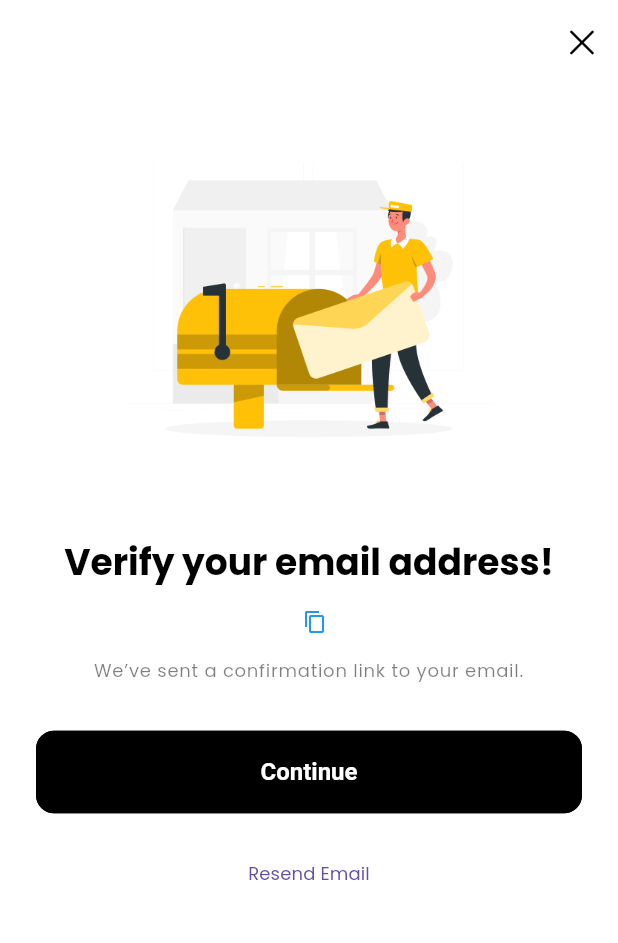
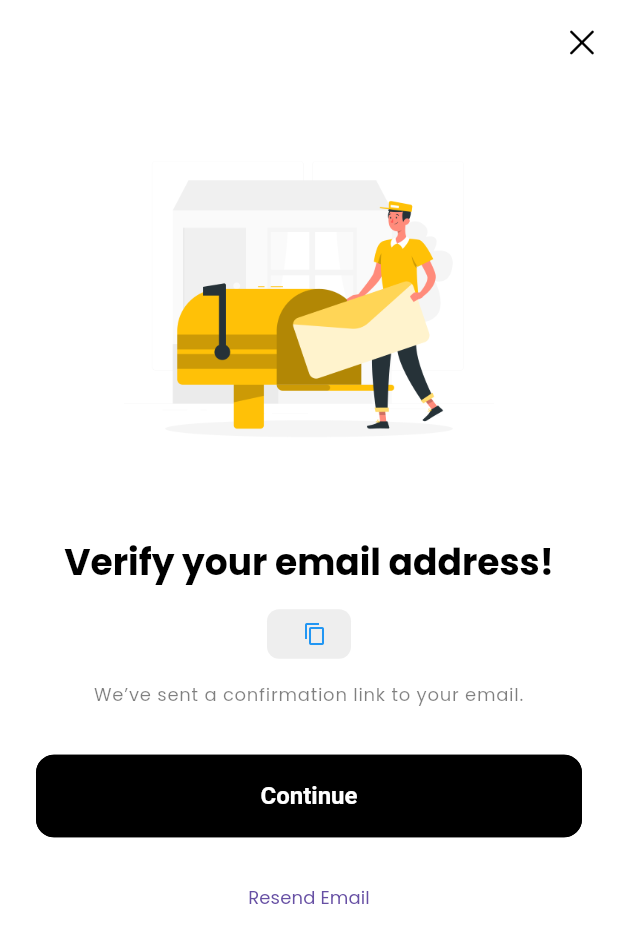
Before and after one commit to Savindu2001/airsolo_main, a Flutter app: the VerifyEmailScreen screen opened directly with empty values, on a phone screen of 412 x 824 dp. Shown: the top 943 px of the screen. Run offline on Flutter 3.47's test engine with Material 3 defaults, Android fonts, the phone set to English and light mode, and no system bars; our stand-ins replace carousel_slider, connectivity_plus, country_picker, firebase_auth, firebase_core, flutter_native_splash and 8 more; accounts and stored records are empty; project files that could hold a hidden picture were left out.

Commit message:
verify email bug fixed

```diff
--- a/lib/config.dart
+++ b/lib/config.dart
@@ -6,7 +6,8 @@ class Config {
   static const String registerEndpoint = '$baseUrl/api/users/register';
   static const String socialLoginEndpoint = '$baseUrl/api/users/social-login';
   static const String forgotPassword = '$baseUrl/api/users/forgot-password';
-  static const String verifyEmail = '$baseUrl/api/users/send-verification-email';
+  static const String verifyEmail = '$baseUrl/api/users/verify-email';
+  static const String verifyEmailCheck = '$baseUrl/api/users/verify-email/check';
 
   // Hostel REST API Endpoints
   static const String getHostelsEndpoint = '$baseUrl/api/hostels';
--- a/lib/features/authentication/screens/signup/verify_email.dart
+++ b/lib/features/authentication/screens/signup/verify_email.dart
@@ -1,4 +1,4 @@
-import 'package:airsolo/utils/popups/full_screen_loader.dart';
+import 'package:airsolo/utils/helpers/network_manager.dart';
 import 'package:flutter/cupertino.dart';
 import 'package:flutter/material.dart';
 import 'package:flutter/services.dart';
@@ -9,6 +9,7 @@ import 'package:airsolo/utils/constants/image_strings.dart';
 import 'package:airsolo/utils/constants/sizes.dart';
 import 'package:airsolo/utils/constants/texts.dart';
 import 'package:airsolo/utils/helpers/helper_functions.dart';
+import 'package:airsolo/utils/popups/loaders.dart';
 
 class VerifyEmailScreen extends StatelessWidget {
   const VerifyEmailScreen({super.key, required this.email});
@@ -19,125 +20,236 @@ class VerifyEmailScreen extends StatelessWidget {
   Widget build(BuildContext context) {
     final controller = Get.put(VerifyEmailController());
     final dark = AHelperFunctions.isDarkMode(context);
+    final textTheme = Theme.of(context).textTheme;
 
-    // Initialize with the provided email
+    // Initialize controller with email and start auto-check
+    WidgetsBinding.instance.addPostFrameCallback((_) {
       controller.setEmail(email);
+      controller.startAutoVerificationCheck();
+    });
 
-    return Scaffold(
+    return PopScope(
+      canPop: false,
+      onPopInvoked: (didPop) async {
+        if (didPop) return;
+        final shouldExit = await showExitConfirmation(context);
+        if (shouldExit) {
+          Get.offAll(() => const LoginScreen());
+        }
+      },
+      child: Scaffold(
         appBar: AppBar(
           automaticallyImplyLeading: false,
           actions: [
             IconButton(
-            onPressed: () => Get.offAll(() => const LoginScreen()),
+              onPressed: () async {
+                final shouldExit = await showExitConfirmation(context);
+                if (shouldExit) {
+                  Get.offAll(() => const LoginScreen());
+                }
+              },
               icon: Icon(
                 CupertinoIcons.clear,
                 color: dark ? Colors.white : Colors.black,
               ),
+              tooltip: 'Close',
             )
           ],
         ),
-      body: SingleChildScrollView(
+        body: SafeArea(
+          child: SingleChildScrollView(
             padding: const EdgeInsets.all(ASizes.defaultSpace),
             child: Column(
+              crossAxisAlignment: CrossAxisAlignment.center,
               children: [
-            // Email verification image
+                // Email verification illustration
                 Image.asset(
                   AImages.verifyEmail,
                   width: AHelperFunctions.screenWidth() * 0.6,
+                  fit: BoxFit.contain,
                 ),
                 const SizedBox(height: ASizes.spaceBtwSections),
 
-            // Headline
+                // Title and subtitle
                 Text(
                   ATexts.confirmEmail,
-              style: Theme.of(context).textTheme.headlineMedium,
+                  style: textTheme.headlineMedium?.copyWith(
+                    fontWeight: FontWeight.w600,
+                  ),
                   textAlign: TextAlign.center,
                 ),
                 const SizedBox(height: ASizes.spaceBtwItems),
 
-            // Email & copy option
-            GestureDetector(
-              onTap: () {
-                Clipboard.setData(ClipboardData(text: email));
-                ScaffoldMessenger.of(context).showSnackBar(
-                  const SnackBar(content: Text('Email copied to clipboard')),
-                );
-              },
-              child: Row(
-                mainAxisAlignment: MainAxisAlignment.center,
-                children: [
-                  Text(
-                    email,
-                    style: Theme.of(context).textTheme.labelLarge,
-                  ),
-                  const SizedBox(width: 8),
-                  Icon(Icons.copy, size: 16, color: Theme.of(context).primaryColor),
-                ],
-              ),
-            ),
-
+                // Email address with copy functionality
+                _EmailCopyWidget(email: email, dark: dark),
                 const SizedBox(height: ASizes.spaceBtwItems),
 
-            // Subtext
+                // Instructions
                 Text(
                   ATexts.confirmEmailSubTitle,
-              style: Theme.of(context).textTheme.labelMedium,
+                  style: textTheme.labelMedium,
                   textAlign: TextAlign.center,
                 ),
                 const SizedBox(height: ASizes.spaceBtwSections),
 
-            // Continue button
-            Obx(() => SizedBox(
-              width: double.infinity,
-              child: ElevatedButton(
-                onPressed: controller.isVerifying.value
-                    ? null
-                    : () => controller.checkEmailVerified(),
-                child: controller.isVerifying.value
-                    ? const SizedBox(
-                        width: 20,
-                        height: 20,
-                        child: CircularProgressIndicator(strokeWidth: 2),
-                      )
-                    : const Text(ATexts.aContinue),
+                // Verification buttons
+                _VerificationButtons(controller: controller),
+              ],
             ),
-            )),
-
-            // Continue button with full-screen loader
-// SizedBox(
-//   width: double.infinity,
-//   child: ElevatedButton(
-//     onPressed: () {
-//       AFullScreenLoader.openLoadingDialog(
-//         'We are processing your information...',
-//         AImages.proccessingDocer,
-//       );
-//       controller.checkEmailVerified();
-//     },
-//     child: const Text(ATexts.aContinue),
-//   ),
-// ),
-
-            const SizedBox(height: ASizes.spaceBtwItems),
-
-            // Resend button with cooldown
-            Obx(() {
-              final canResend = controller.canResend.value;
-              return SizedBox(
-                width: double.infinity,
-                child: TextButton(
-                  onPressed: canResend
-                      ? () => controller.sendEmailVerification()
-                      : null,
-                  child: canResend
-                      ? const Text(ATexts.resendEmail)
-                      : Text('Resend in ${controller.resendCountdown.value}s'),
+          ),
+        ),
       ),
     );
-            }),
+  }
+
+  Future<bool> showExitConfirmation(BuildContext context) async {
+    return await showDialog(
+      context: context,
+      builder: (context) => AlertDialog(
+        title: const Text('Cancel Verification?'),
+        content: const Text('Are you sure you want to cancel email verification?'),
+        actions: [
+          TextButton(
+            onPressed: () => Navigator.of(context).pop(false),
+            child: const Text('No'),
+          ),
+          TextButton(
+            onPressed: () => Navigator.of(context).pop(true),
+            child: const Text('Yes'),
+          ),
         ],
+      ),
+    ) ?? false;
+  }
+}
+
+class _EmailCopyWidget extends StatelessWidget {
+  const _EmailCopyWidget({
+    required this.email,
+    required this.dark,
+  });
+
+  final String email;
+  final bool dark;
+
+  @override
+  Widget build(BuildContext context) {
+    return Tooltip(
+      message: 'Copy to clipboard',
+      child: InkWell(
+        borderRadius: BorderRadius.circular(ASizes.borderRadiusMd),
+        onTap: () {
+          Clipboard.setData(ClipboardData(text: email));
+          ALoaders.successSnackBar(title: 'Copied', message: 'Email address copied to clipboard');
+        },
+        child: Container(
+          padding: const EdgeInsets.symmetric(
+            horizontal: ASizes.md,
+            vertical: ASizes.sm,
+          ),
+          decoration: BoxDecoration(
+            color: dark ? Colors.grey[800] : Colors.grey[200],
+            borderRadius: BorderRadius.circular(ASizes.borderRadiusMd),
+          ),
+          child: Row(
+            mainAxisSize: MainAxisSize.min,
+            children: [
+              Flexible(
+                child: Text(
+                  email,
+                  style: Theme.of(context).textTheme.labelLarge,
+                  overflow: TextOverflow.ellipsis,
+                ),
+              ),
+              const SizedBox(width: ASizes.sm),
+              Icon(
+                Icons.copy,
+                size: 16,
+                color: Theme.of(context).primaryColor,
+              ),
+            ],
+          ),
         ),
       ),
     );
   }
 }
+
+class _VerificationButtons extends StatelessWidget {
+  const _VerificationButtons({
+    required this.controller,
+  });
+
+  final VerifyEmailController controller;
+
+  @override
+  Widget build(BuildContext context) {
+    return Column(
+      children: [
+        // Continue button
+        Obx(() {
+          final isVerifying = controller.isVerifying.value;
+          return SizedBox(
+            width: double.infinity,
+            child: ElevatedButton(
+              onPressed: isVerifying ? null : () async {
+                final isConnected = await NetworkManager.instance.isConnected();
+                if (!isConnected) return;
+                controller.checkEmailVerified();
+              },
+              style: ElevatedButton.styleFrom(
+                padding: const EdgeInsets.symmetric(vertical: ASizes.buttonHeight),
+              ),
+              child: isVerifying
+                  ? const SizedBox(
+                      width: 20,
+                      height: 20,
+                      child: CircularProgressIndicator(
+                        strokeWidth: 2,
+                        color: Colors.white,
+                      ),
+                    )
+                  : const Text(ATexts.aContinue),
+            ),
+          );
+        }),
+        const SizedBox(height: ASizes.spaceBtwItems),
+
+        // Resend email button
+        Obx(() {
+          final canResend = controller.canResend.value;
+          final countdown = controller.resendCountdown.value;
+
+          return SizedBox(
+            width: double.infinity,
+            child: TextButton(
+              onPressed: canResend ? () async {
+                final isConnected = await NetworkManager.instance.isConnected();
+                if (!isConnected) return;
+                controller.sendEmailVerification();
+              } : null,
+              child: canResend
+                  ? const Text(ATexts.resendEmail)
+                  : RichText(
+                      text: TextSpan(
+                        text: 'Resend in ',
+                        style: Theme.of(context).textTheme.bodyMedium,
+                        children: [
+                          TextSpan(
+                            text: '$countdown',
+                            style: Theme.of(context).textTheme.bodyMedium?.copyWith(
+                                  fontWeight: FontWeight.bold,
+                                  color: Theme.of(context).primaryColor,
+                                ),
+                          ),
+                          const TextSpan(text: 's'),
+                        ],
+                      ),
+                    ),
+            ),
+          );
+        }),
+      ],
+    );
+  }
+}
--- a/lib/utils/constants/texts.dart
+++ b/lib/utils/constants/texts.dart
@@ -74,8 +74,8 @@ static const String confirmEmailSubTitle = 'We’ve sent a confirmation link to
 
 static const String emailNoReceivedMessage = 'Didn’t receive the email? Check your spam folder or resend it.';
 
-static const String yourAccountCreatedTitle = 'Your Account is Created!';
-static const String yourAccountCreatedSubTitle = 'Start exploring amazing features now.';
+static const String yourAccountCreatedTitle = 'Welcome Aboard!';
+static const String yourAccountCreatedSubTitle = 'Your account is ready to go! Start exploring all the amazing features waiting for you.';
 
 
 //Tourist Screens Titles & Sub Titles
```
Also changed, not shown: lib/features/authentication/controllers/verify_email_controller.dart (+139 -61 lines). Lines whose indentation alone changed are shown as unchanged.
